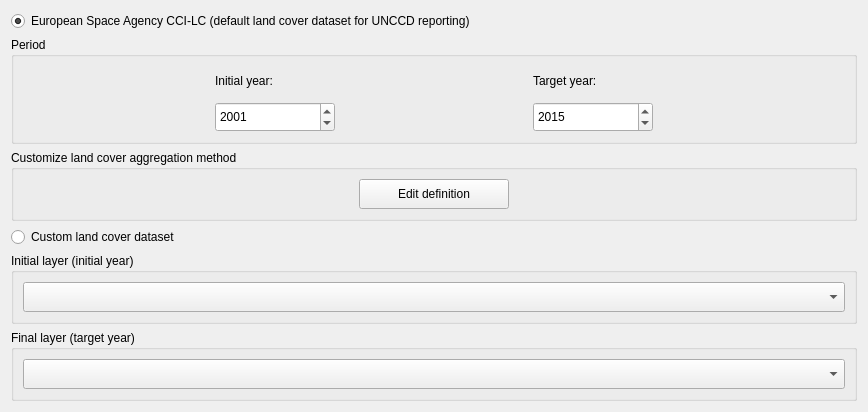
Qt form LDMP/gui/WidgetLCSetup.ui (ConservationInternational/trends.earth) before a commit.
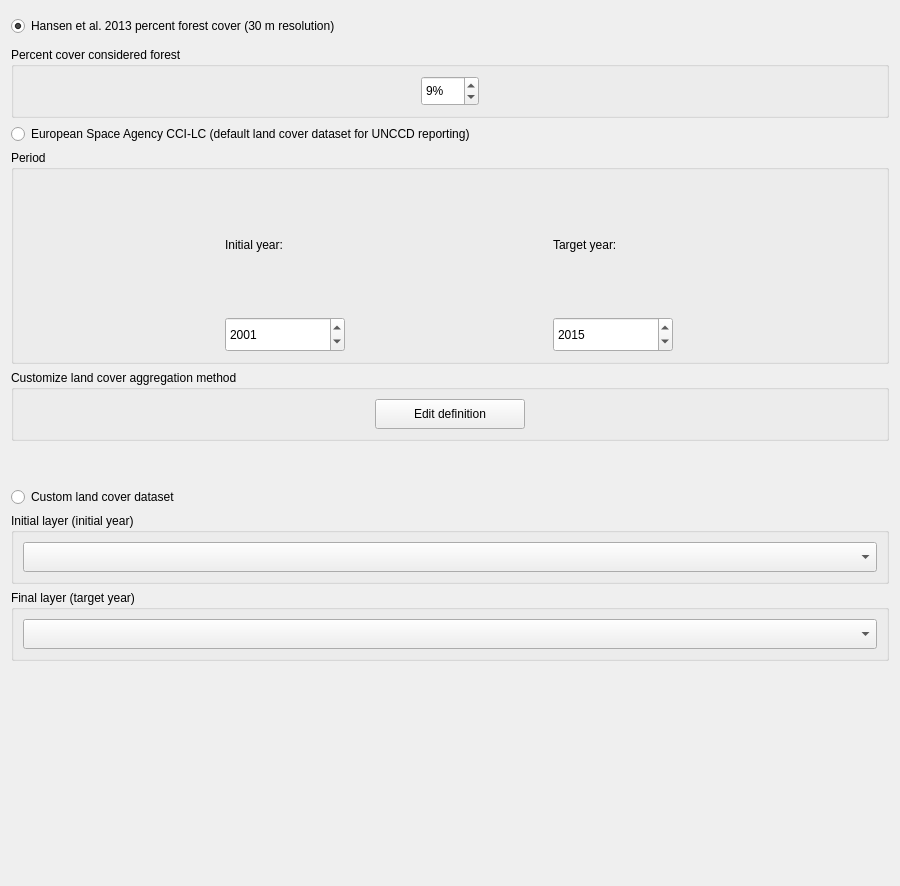
The same form after that commit. Custom widgets are drawn as their Qt base class.

Diff of the .ui file:
```diff
--- a/LDMP/gui/WidgetLCSetup.ui
+++ b/LDMP/gui/WidgetLCSetup.ui
@@ -6,21 +6,83 @@
    <rect>
     <x>0</x>
     <y>0</y>
-    <width>868</width>
-    <height>382</height>
+    <width>900</width>
+    <height>886</height>
    </rect>
   </property>
   <property name="windowTitle">
    <string>Form</string>
   </property>
   <layout class="QVBoxLayout" name="verticalLayout">
+   <item>
+    <widget class="QRadioButton" name="use_hansen">
+     <property name="minimumSize">
+      <size>
+       <width>0</width>
+       <height>30</height>
+      </size>
+     </property>
+     <property name="text">
+      <string>Hansen et al. 2013 percent forest cover (30 m resolution)</string>
+     </property>
+     <property name="checked">
+      <bool>true</bool>
+     </property>
+    </widget>
+   </item>
+   <item>
+    <widget class="QGroupBox" name="groupBox_hansen">
+     <property name="title">
+      <string>Percent cover considered forest</string>
+     </property>
+     <layout class="QGridLayout" name="gridLayout_2">
+      <item row="0" column="0">
+       <widget class="QSpinBox" name="use_hansen_fc">
+        <property name="sizePolicy">
+         <sizepolicy hsizetype="Fixed" vsizetype="Fixed">
+          <horstretch>0</horstretch>
+          <verstretch>0</verstretch>
+         </sizepolicy>
+        </property>
+        <property name="minimumSize">
+         <size>
+          <width>30</width>
+          <height>30</height>
+         </size>
+        </property>
+        <property name="maximumSize">
+         <size>
+          <width>16777215</width>
+          <height>16777215</height>
+         </size>
+        </property>
+        <property name="specialValueText">
+         <string> </string>
+        </property>
+        <property name="suffix">
+         <string>%</string>
+        </property>
+        <property name="minimum">
+         <number>0</number>
+        </property>
+        <property name="maximum">
+         <number>100</number>
+        </property>
+        <property name="value">
+         <number>9</number>
+        </property>
+       </widget>
+      </item>
+     </layout>
+    </widget>
+   </item>
    <item>
     <widget class="QRadioButton" name="use_esa">
      <property name="text">
       <string>European Space Agency CCI-LC (default land cover dataset for UNCCD reporting)</string>
      </property>
      <property name="checked">
-      <bool>true</bool>
+      <bool>false</bool>
      </property>
     </widget>
    </item>
```
